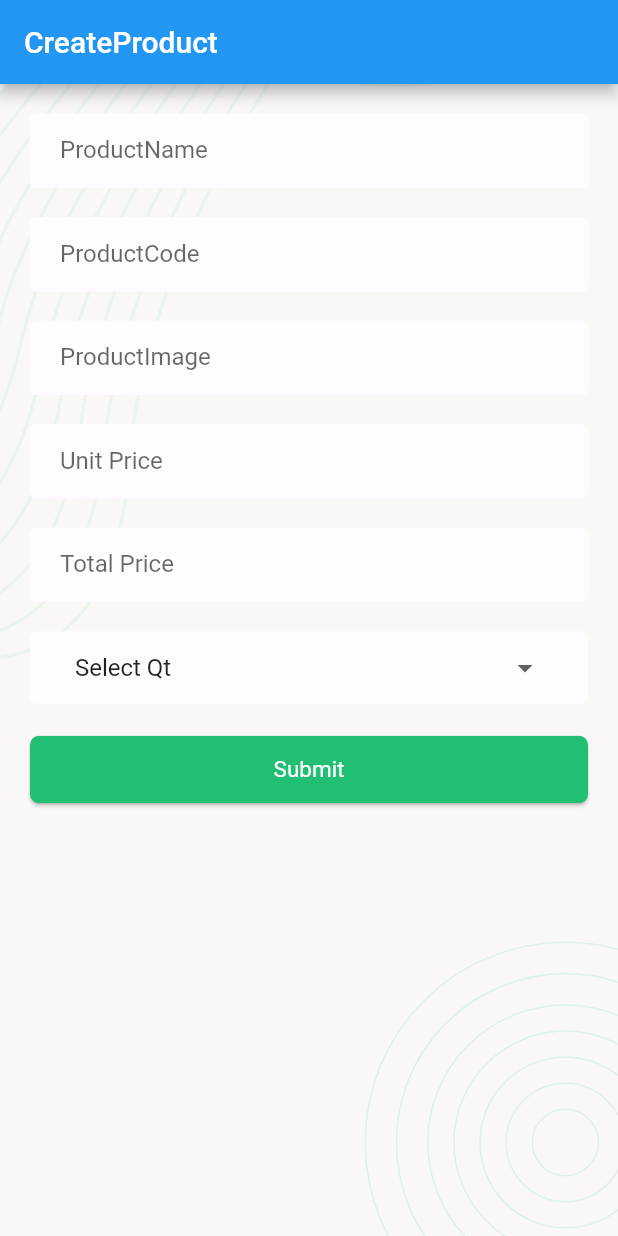
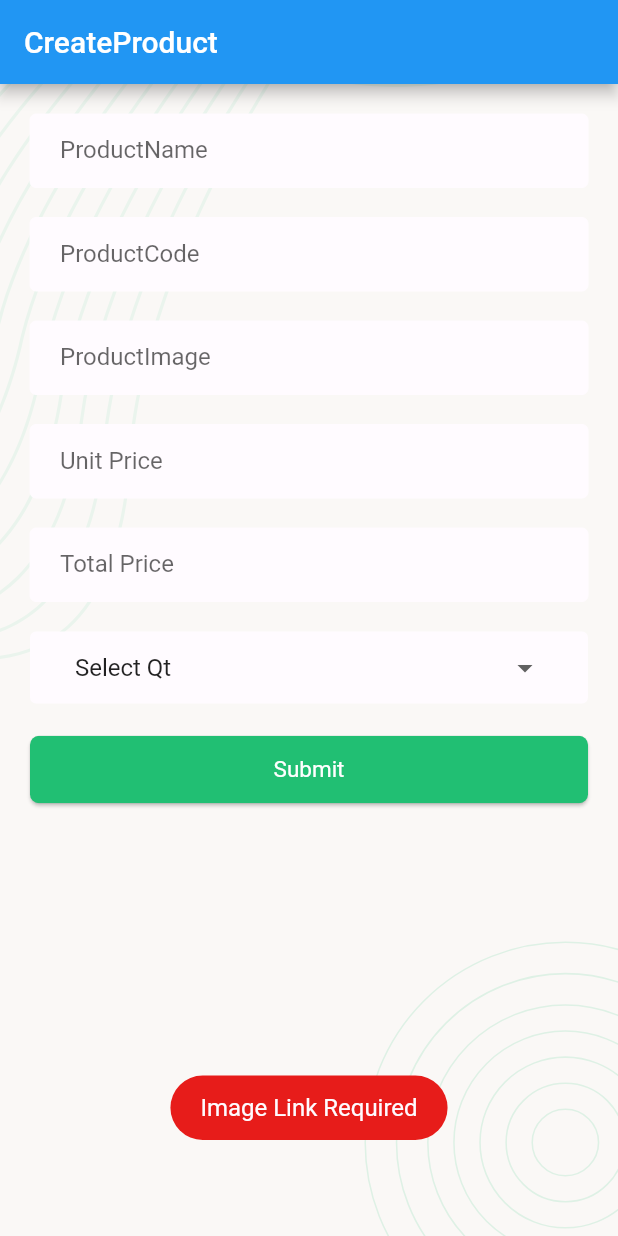
Before and after one commit to Zahed75/crud_app, a Flutter app: the screen it shows after launch, after a tap on "Submit", on a phone screen of 412 x 824 dp. Run offline on Flutter 3.47's test engine with Material 2 defaults, Android fonts, the phone set to English and light mode, and no system bars; our stand-ins replace flutter_svg, fluttertoast.

Commit message:
modified:   ios/Flutter/Debug.xcconfig 	modified:   ios/Flutter/Release.xcconfig 	new file:   ios/Podfile 	modified:   lib/Screen/ProductCreateScreen.dart 	modified:   lib/Style/style.dart 	modified:   macos/Flutter/Flutter-Debug.xcconfig 	modified:   macos/Flutter/Flutter-Release.xcconfig 	new file:   macos/Podfile 	modified:   pubspec.lock 	modified:   pubspec.yaml

```diff
--- a/lib/Screen/ProductCreateScreen.dart
+++ b/lib/Screen/ProductCreateScreen.dart
@@ -1,6 +1,5 @@
 import 'package:flutter/material.dart';
 import '../Style/style.dart';
-import 'package:flutter_svg/flutter_svg.dart';
 // stateful Widget
 
 class ProductCreateScreen extends StatefulWidget {
@@ -34,25 +33,32 @@ class _ProductCreateScreenState extends State<ProductCreateScreen> {
     // Form Submit for validation
 
     FormOnSubmit(){
-      if(FormValues['Img']!.length == 0){
-
+      if(FormValues['Img']!.isEmpty){
+        ErrorToast("Image Link Required");
       }
 
-      else if(FormValues['ProductName']!.length == 0){
-
+      else if(FormValues['ProductName']!.isEmpty){
+        ErrorToast("Prouduct Name Required");
       }
-      else if(FormValues['ProductCode']!.length == 0){
-
-      }
-      else if(FormValues['Img']!.length==0){
-
+      else if(FormValues['ProductCode']!.isEmpty){
+        ErrorToast("Product Code Required");
       }
 
-      else if(FormValues['UnitPrice']!.length==0){
 
+      else if(FormValues['UnitPrice']!.isEmpty){
+     ErrorToast("Product UnitPrice is Required");
       }
 
-      else if(FormValues['TotalPrice']!.length==0){
+      else if(FormValues['TotalPrice']!.isEmpty){
+        ErrorToast("Product TotalPrice is  Required");
+      }
+
+       else if(FormValues['Qty']!.isEmpty){
+        ErrorToast("Product Qty is Required");
+      }
+
+      else{
+        //Data REST API...POST
 
       }
 
@@ -79,7 +85,7 @@ class _ProductCreateScreenState extends State<ProductCreateScreen> {
                           },
                           decoration: AppInputDecoration('ProductName'),
                         ),
-                        SizedBox(
+                        const SizedBox(
                           height: 20,
                         ),
                         TextFormField(
@@ -88,7 +94,7 @@ class _ProductCreateScreenState extends State<ProductCreateScreen> {
                           },
                           decoration: AppInputDecoration('ProductCode'),
                         ),
-                        SizedBox(
+                        const SizedBox(
                           height: 20,
                         ),
                         TextFormField(
@@ -97,7 +103,7 @@ class _ProductCreateScreenState extends State<ProductCreateScreen> {
                           },
                           decoration: AppInputDecoration('ProductImage'),
                         ),
-                        SizedBox(
+                        const SizedBox(
                           height: 20,
                         ),
 
@@ -108,7 +114,7 @@ class _ProductCreateScreenState extends State<ProductCreateScreen> {
                           },
                           decoration: AppInputDecoration('Unit Price'),
                         ),
-                        SizedBox(
+                        const SizedBox(
                           height: 20,
                         ),
 
@@ -119,18 +125,18 @@ class _ProductCreateScreenState extends State<ProductCreateScreen> {
                           decoration: AppInputDecoration('Total Price'),
                         ),
 
-                        SizedBox(height: 20,),
+                        const SizedBox(height: 20,),
 
 
                      AppDropDownStyle(
                       DropdownButton(
                         value:FormValues['Qty'] ,
-                        items:[
-                          DropdownMenuItem(child: Text('Select Qt'),value: "",),
-                          DropdownMenuItem(child: Text('1 pcs'),value: "1 pcs",),
-                          DropdownMenuItem(child: Text('2 pcs'),value: '2 pcs',),
-                          DropdownMenuItem(child: Text('3 pcs'),value: '3 pcs',),
-                          DropdownMenuItem(child: Text('4 pcs'),value: '4 pcs',),
+                        items:const [
+                          DropdownMenuItem(value: "",child: Text('Select Qt'),),
+                          DropdownMenuItem(value: "1 pcs",child: Text('1 pcs'),),
+                          DropdownMenuItem(value: '2 pcs',child: Text('2 pcs'),),
+                          DropdownMenuItem(value: '3 pcs',child: Text('3 pcs'),),
+                          DropdownMenuItem(value: '4 pcs',child: Text('4 pcs'),),
                         ],
                         onChanged: (Textvalue){
                           InputOnChange("Qty", Textvalue);
@@ -140,7 +146,7 @@ class _ProductCreateScreenState extends State<ProductCreateScreen> {
                         isExpanded: true,
                       )
                   ),
-                        SizedBox(height: 20,),
+                        const SizedBox(height: 20,),
 
                         Container(
                           child:ElevatedButton(
--- a/lib/Style/style.dart
+++ b/lib/Style/style.dart
@@ -1,6 +1,8 @@
 
 import 'package:flutter/material.dart';
 import 'package:flutter_svg/flutter_svg.dart';
+import 'package:fluttertoast/fluttertoast.dart';
+
 
 
 const colorRed=Color.fromRGBO(231, 28, 26, 1);
@@ -14,15 +16,15 @@ const colorDarkBlue=Color.fromRGBO(44, 62, 80, 1);
 InputDecoration AppInputDecoration(label){
   return InputDecoration(
     focusedBorder: const OutlineInputBorder(
-      borderSide: const BorderSide(color: colorGreen,width: 1)
+      borderSide: BorderSide(color: colorGreen,width: 1)
     ),
     fillColor: colorWhite,
     filled: true,
-    contentPadding: EdgeInsets.fromLTRB(20, 10, 10, 20),
+    contentPadding: const EdgeInsets.fromLTRB(20, 10, 10, 20),
     enabledBorder: const OutlineInputBorder(
-        borderSide: const BorderSide(color: colorWhite,width: 0)
+        borderSide: BorderSide(color: colorWhite,width: 0)
     ),
-    border: OutlineInputBorder(),
+    border: const OutlineInputBorder(),
     labelText: label
   );
 }
@@ -47,7 +49,7 @@ DecoratedBox AppDropDownStyle(child){
         borderRadius: BorderRadius.circular(4)
       ),
       child: Padding(
-        padding: EdgeInsets.only(left: 30,right: 30),
+        padding: const EdgeInsets.only(left: 30,right: 30),
         child: child,
       ),
   );
@@ -60,7 +62,7 @@ ButtonStyle AppButtonStyle(){
 
     return ElevatedButton.styleFrom(
       elevation: 1,
-      padding: EdgeInsets.all(0),
+      padding: const EdgeInsets.all(0),
       backgroundColor: Colors.transparent,
       shape: RoundedRectangleBorder(borderRadius: BorderRadius.circular(6))
 
@@ -80,10 +82,38 @@ Ink SuccessButtonChild(ButtonText){
     child: Container(
       height: 45,
       alignment: Alignment.center,
-      child: Text(ButtonText,style: TextStyle(
+      child: Text(ButtonText,style: const TextStyle(
         fontWeight: FontWeight.w400,
         fontSize: 15
       ),),
     ),
   );
 }
+
+
+// Validation Error Warning
+
+void ErrorToast(msg){
+Fluttertoast.showToast(
+        msg: msg,
+        toastLength: Toast.LENGTH_SHORT,
+        gravity: ToastGravity.BOTTOM,
+        timeInSecForIosWeb: 1,
+        backgroundColor: colorRed,
+        textColor: colorWhite,
+        fontSize: 16.0
+    );
+}
+
+
+void SuccessToast(msg){
+Fluttertoast.showToast(
+        msg: msg,
+        toastLength: Toast.LENGTH_SHORT,
+        gravity: ToastGravity.BOTTOM,
+        timeInSecForIosWeb: 1,
+        backgroundColor: colorGreen,
+        textColor: colorWhite,
+        fontSize: 16.0
+    );
+}
--- a/pubspec.yaml
+++ b/pubspec.yaml
@@ -37,6 +37,7 @@ dependencies:
   cupertino_icons: ^1.0.2
   http: ^1.1.0
   flutter_svg: ^2.0.7
+  fluttertoast: ^8.2.2
 
 
 dev_dependencies:
```
Also changed, not shown: pubspec.lock, 6 other files.
